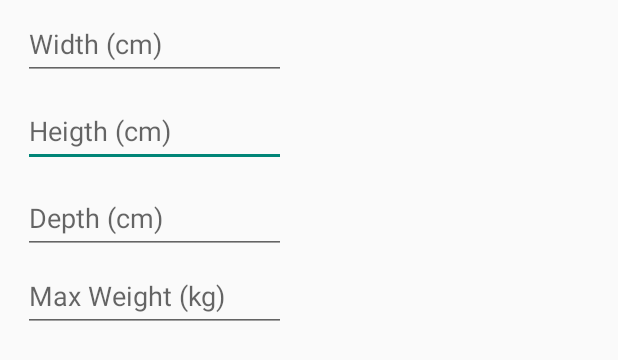
After one commit to ARrangeMe/ARrangeMe-app, an Android app: the layout add_container_dialog.xml on its own in the app's theme, with its tools: preview values and no code run, on a phone screen of 412 x 824 dp. The commit adds this screen. Shown: the top 360 px of the screen. Run offline under Robolectric (Android 15) with nearby library versions, the phone set to English and light mode, and no system bars.

Commit message:
Add container

```diff
--- a/app/src/main/java/com/google/ar/sceneform/samples/src/ui/items/ItemsPresenterImpl.java
+++ b/app/src/main/java/com/google/ar/sceneform/samples/src/ui/items/ItemsPresenterImpl.java
@@ -26,10 +26,6 @@ public class ItemsPresenterImpl implements ItemsPresenter {
             JSONObject json = new JSONObject();
             json.put("user_id", instance.getUser().getUserID());
             json.put("items", itemsJson);
-            if (instance.getJob().getContainer() == null) { //TODO: Remove this once add container is done
-                instance.getJob().setContainer(new Container(3, 25, 20, 30, 20));
-            }
-            json.put("container", instance.getJob().getContainer().toJson());
 
             service.post(commitUrl, json.toString());
         } catch (IOException | JSONException e) {
--- a/app/src/main/java/com/google/ar/sceneform/samples/src/ui/jobs/JobsPresenter.java
+++ b/app/src/main/java/com/google/ar/sceneform/samples/src/ui/jobs/JobsPresenter.java
@@ -1,9 +1,10 @@
 package com.google.ar.sceneform.samples.src.ui.jobs;
 
+import com.google.ar.sceneform.samples.src.model.Container;
 import com.google.ar.sceneform.samples.src.model.Job;
 
 public interface JobsPresenter {
     Job getJob(String jobId);
-    Job createJob(String userId, String jobName);
+    Job createJob(String userId, String jobName, Container container);
     void deleteJob(String jobId);
     }
--- /dev/null
+++ b/app/src/main/res/layout/add_container_dialog.xml
@@ -0,0 +1,61 @@
+<?xml version="1.0" encoding="utf-8"?>
+<androidx.constraintlayout.widget.ConstraintLayout xmlns:android="http://schemas.android.com/apk/res/android"
+    xmlns:tools="http://schemas.android.com/tools"
+    xmlns:app="http://schemas.android.com/apk/res-auto"
+    android:layout_width="match_parent"
+    android:layout_height="match_parent"
+    android:paddingTop="5dp"
+    android:paddingBottom="5dp"
+    android:paddingLeft="15dp"
+    android:paddingRight="15dp"
+    >
+
+
+    <EditText
+android:id="@+id/contHeight"
+android:layout_width="175dp"
+android:layout_height="48dp"
+android:layout_marginTop="10dp"
+android:ems="14"
+android:hint="Heigth (cm)"
+android:inputType="numberDecimal"
+app:layout_constraintEnd_toEndOf="@+id/contWidth"
+app:layout_constraintStart_toStartOf="@+id/contWidth"
+app:layout_constraintTop_toBottomOf="@+id/contWidth" />
+
+<EditText
+android:id="@+id/contDepth"
+android:layout_width="175dp"
+android:layout_height="48dp"
+android:layout_marginTop="10dp"
+android:ems="14"
+android:hint="Depth (cm)"
+android:inputType="numberDecimal"
+app:layout_constraintEnd_toEndOf="@+id/contHeight"
+app:layout_constraintStart_toStartOf="@+id/contHeight"
+app:layout_constraintTop_toBottomOf="@+id/contHeight" />
+
+    <EditText
+        android:id="@+id/contWidth"
+        android:layout_width="175dp"
+        android:layout_height="48dp"
+        android:ems="14"
+        android:hint="Width (cm)"
+        android:inputType="numberDecimal"
+        tools:layout_editor_absoluteX="193dp"
+        tools:layout_editor_absoluteY="65dp" />
+
+    <EditText
+        android:id="@+id/maxWeight"
+        android:layout_width="175dp"
+        android:layout_height="48dp"
+        android:layout_marginTop="4dp"
+        android:ems="14"
+        android:hint="Max Weight (kg)"
+        android:inputType="numberDecimal"
+        app:layout_constraintEnd_toEndOf="@+id/contDepth"
+        app:layout_constraintHorizontal_bias="1.0"
+        app:layout_constraintStart_toStartOf="@+id/contDepth"
+        app:layout_constraintTop_toBottomOf="@+id/contDepth"
+        tools:layout_editor_absoluteX="158dp" />
+</androidx.constraintlayout.widget.ConstraintLayout>
```
Also changed, not shown: app/src/main/java/com/google/ar/sceneform/samples/src/ui/jobs/JobsActivity.java (+41 -5 lines), app/src/main/java/com/google/ar/sceneform/samples/src/ui/jobs/JobsPresenterImpl.java (+10 -4 lines), app/src/main/res/layout/activity_add_item.xml (+4 -4 lines).
